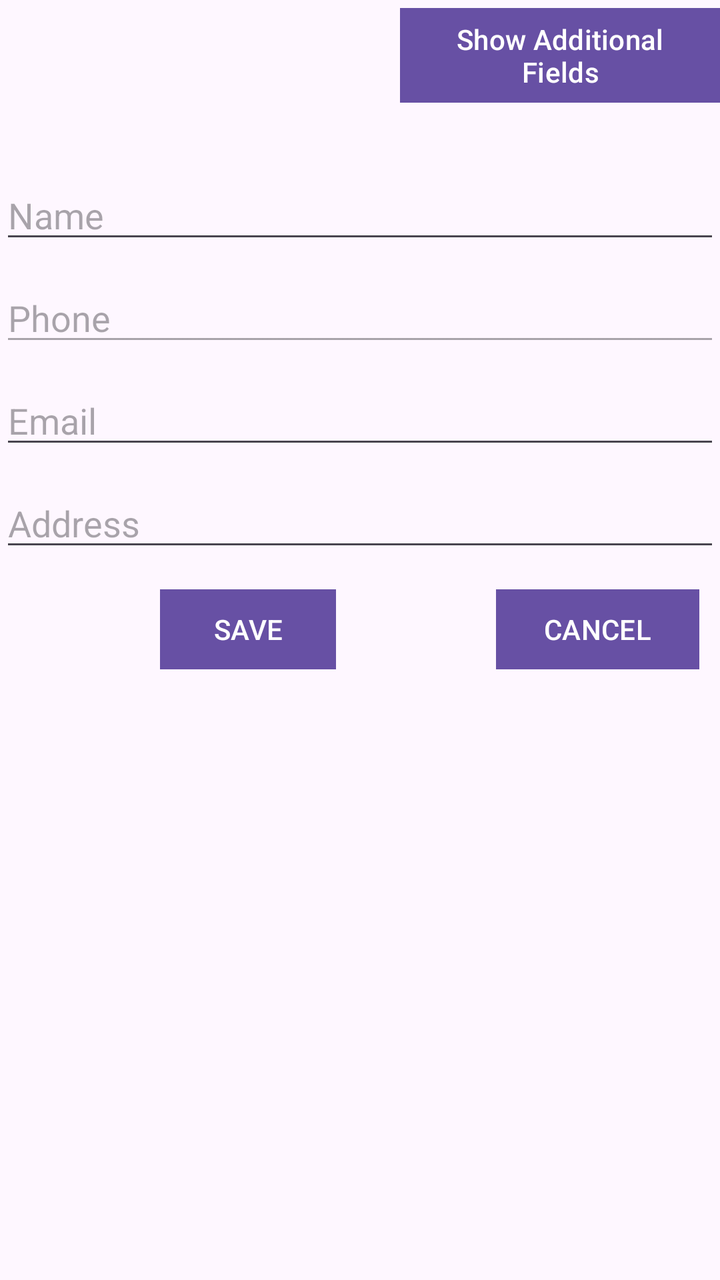
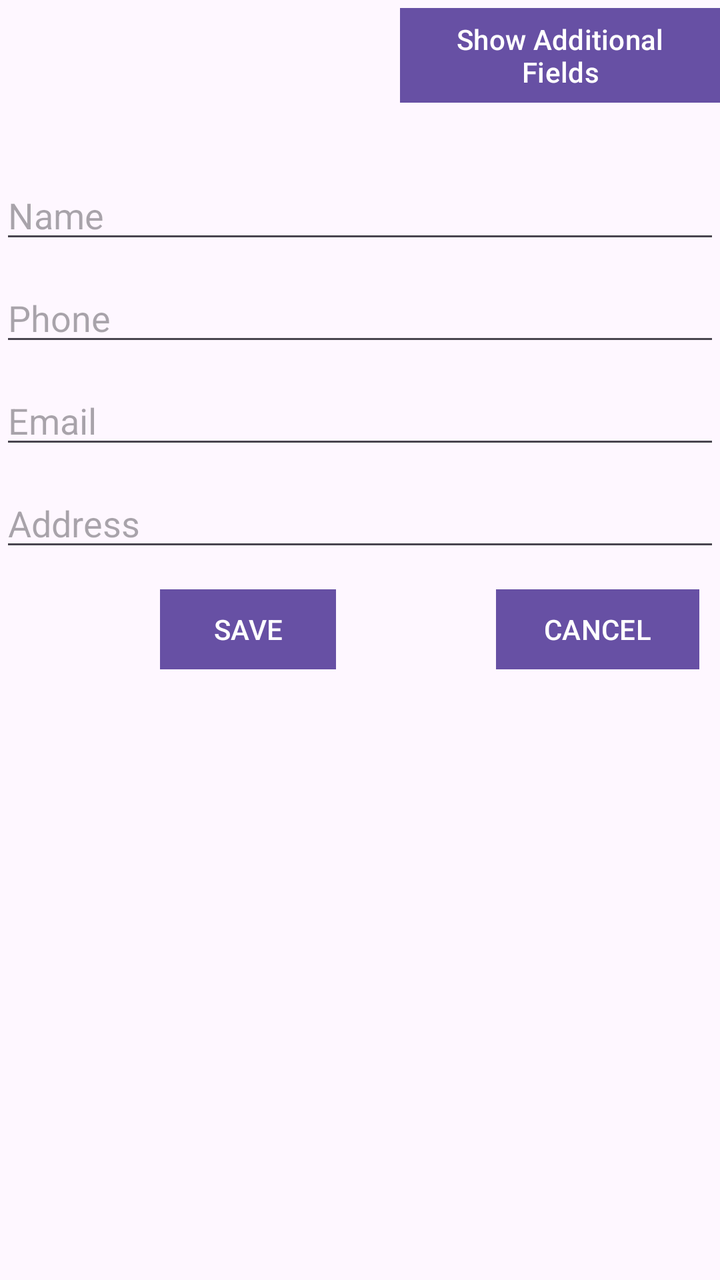

The first picture is an Android layout as it rendered before a commit; the second is the same layout after the commit. The layout source and the unified diff follow.
<!-- AndroidManifest.xml: application theme Theme.ContactsManager -->
<!-- res/layout/activity_main.xml -->
<?xml version="1.0" encoding="utf-8"?>
<ScrollView xmlns:android="http://schemas.android.com/apk/res/android"
    xmlns:tools="http://schemas.android.com/tools"
    xmlns:app="http://schemas.android.com/apk/res-auto"
    android:layout_width="match_parent"
    android:layout_height="wrap_content"
    tools:context=".MainActivity">

    <LinearLayout
        android:layout_width="match_parent"
        android:layout_height="wrap_content"
        android:id="@+id/main"
        android:orientation="vertical">

        <Button
            android:id="@+id/aditional_fields_button"
            android:layout_width="wrap_content"
            android:layout_height="wrap_content"
            android:text="Show Additional Fields"
            android:layout_marginStart="200dp"
            app:cornerRadius="0dp" />

        <Space
            android:layout_width="match_parent"
            android:layout_height="30dp"/>

        <EditText
            android:id="@+id/name_edit_text"
            android:layout_width="match_parent"
            android:layout_height="wrap_content"
            android:inputType="textPersonName"
            android:hint="Name"
            />

        <Space
            android:layout_width="match_parent"
            android:layout_height="10dp"/>

        <EditText
            android:id="@+id/phone_number_edit_text"
            android:layout_width="match_parent"
            android:layout_height="wrap_content"
            android:inputType="phone"
            android:hint="Phone"
            android:enabled="false"
            />

        <Space
            android:layout_width="match_parent"
            android:layout_height="10dp"/>

        <EditText
            android:id="@+id/email_edit_text"
            android:layout_width="match_parent"
            android:layout_height="wrap_content"
            android:inputType="textEmailAddress"
            android:hint="Email"
            />

        <Space
            android:layout_width="match_parent"
            android:layout_height="10dp"/>

        <EditText
            android:id="@+id/address_edit_text"
            android:layout_width="match_parent"
            android:layout_height="wrap_content"
            android:hint="Address"
            />

        <Space
            android:layout_width="match_parent"
            android:layout_height="10dp"/>

        <LinearLayout
            android:layout_width="match_parent"
            android:layout_height="wrap_content"
            android:orientation="horizontal">

            <Button
                android:id="@+id/save_button"
                android:layout_width="wrap_content"
                android:layout_height="wrap_content"
                android:text="SAVE"
                android:layout_gravity="left"
                android:layout_marginLeft="80dp"
                app:cornerRadius="0dp" />

            <Button
                android:id="@+id/cancel_button"
                android:layout_width="wrap_content"
                android:layout_height="wrap_content"
                android:text="CANCEL"
                android:layout_gravity="left"
                android:layout_marginLeft="80dp"
                app:cornerRadius="0dp" />

        </LinearLayout>

        <LinearLayout
            android:id="@+id/hidden"
            android:layout_width="match_parent"
            android:layout_height="wrap_content"
            android:orientation="vertical"
            android:visibility="gone">

            <Space
                android:layout_width="match_parent"
                android:layout_height="10dp"/>

            <EditText
                android:id="@+id/job_edit_text"
                android:layout_width="match_parent"
                android:layout_height="wrap_content"
                android:hint="Job Title"
                />

            <Space
                android:layout_width="match_parent"
                android:layout_height="10dp"/>

            <EditText
                android:id="@+id/company_edit_text"
                android:layout_width="match_parent"
                android:layout_height="wrap_content"
                android:hint="Company"
                />

            <Space
                android:layout_width="match_parent"
                android:layout_height="10dp"/>

            <EditText
                android:id="@+id/website_edit_text"
                android:layout_width="match_parent"
                android:layout_height="wrap_content"
                android:hint="Website"
                android:inputType="textUri"
                />

            <Space
                android:layout_width="match_parent"
                android:layout_height="10dp"/>

            <EditText
                android:id="@+id/im_edit_text"
                android:layout_width="match_parent"
                android:layout_height="wrap_content"
                android:hint="IM"
                />

        </LinearLayout>
    </LinearLayout>

</ScrollView>
<!-- resources referenced by this layout -->
<resources>
  <style name="Theme.ContactsManager" parent="Base.Theme.ContactsManager" />
  <style name="Base.Theme.ContactsManager" parent="Theme.Material3.DayNight.NoActionBar">
          
          
      </style>
</resources>

<!-- the commit's change to res/layout/activity_main.xml (unified diff, before → after) -->
@@ -42,7 +42,6 @@
             android:layout_height="wrap_content"
             android:inputType="phone"
             android:hint="Phone"
-            android:enabled="false"
             />
 
         <Space
